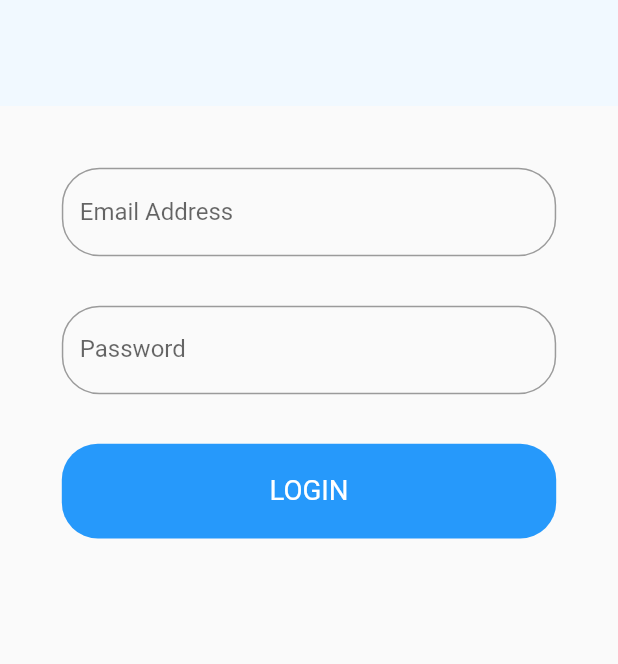
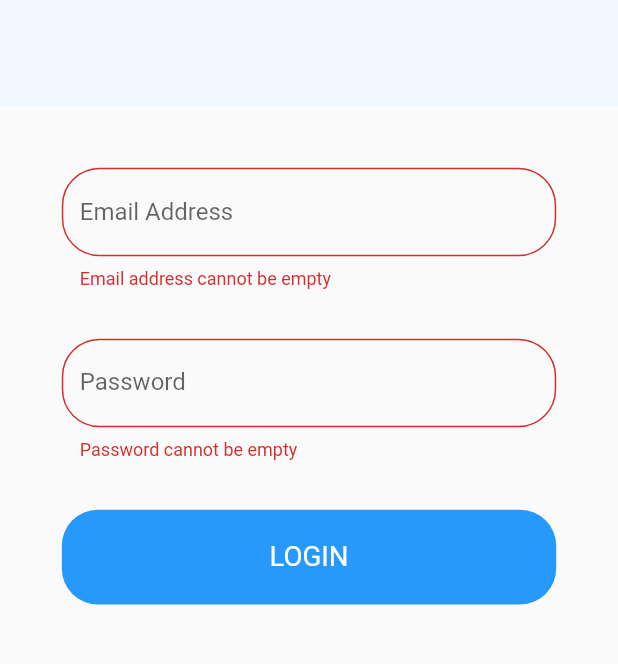
Before and after one commit to ariessa/PDCC-Teku, a Flutter app: the screen it shows after launch, after a tap on "LOGIN", on a phone screen of 412 x 824 dp, the part 512-1176 px from its top. Run offline on Flutter 3.47's test engine with Material 2 defaults, Android fonts, the phone set to English and light mode, and no system bars; our stand-ins replace charts_flutter, cloud_firestore, firebase_auth, firebase_core; missing offline and left inert: week_of_year; accounts and stored records are empty.

Commit message:
Fixed minor bugs

```diff
--- a/lib/add_check-in_completed.dart
+++ b/lib/add_check-in_completed.dart
@@ -60,7 +60,7 @@ class _AddCheckInCompletedState extends State<AddCheckInCompleted> {
                           // top: SizeConfig.blockSizeVertical * 5,
                           bottom: SizeConfig.blockSizeVertical * 5),
                       child: Text(
-                        "New check in has been added",
+                        "Added check in",
                         textScaleFactor: 1.5,
                         style: TextStyle(
                           color: Color(0xff2699fb),
--- a/lib/check-in_card.dart
+++ b/lib/check-in_card.dart
@@ -54,7 +54,7 @@ class CheckInCard extends StatelessWidget {
                       ),
                     ),
                     SizedBox(
-                      width: 20,
+                      width: SizeConfig.blockSizeHorizontal * 1,
                     ),
                     Column(
                         crossAxisAlignment: CrossAxisAlignment.start,
--- a/lib/login.dart
+++ b/lib/login.dart
@@ -1,6 +1,6 @@
 import 'package:firebase_auth/firebase_auth.dart' as auth;
 import 'package:flutter/material.dart';
-import 'package:pdcc_teku/misc.dart';
+import 'package:pdcc_teku/misc.dart' show EmailValidator, SizeConfig;
 
 class LoginPage extends StatefulWidget {
   @override
@@ -14,6 +14,7 @@ class _LoginPageState extends State<LoginPage> {
 
   @override
   Widget build(BuildContext context) {
+
     SizeConfig().init(context);
     return Scaffold(
         body: SingleChildScrollView(
@@ -54,6 +55,15 @@ class _LoginPageState extends State<LoginPage> {
                       left: SizeConfig.blockSizeHorizontal * 10,
                       right: SizeConfig.blockSizeHorizontal * 10),
                   child: TextFormField(
+                     validator: (value) {
+                      if (value.isEmpty) {
+                        return 'Email address cannot be empty';
+                      }
+                      if (!value.isValidEmail()) {
+                        return 'Invalid email';
+                      }
+                      return null;
+                    },
                       onSaved: (value) => _email = value,
                       keyboardType: TextInputType.emailAddress,
                       decoration: InputDecoration(
@@ -73,6 +83,12 @@ class _LoginPageState extends State<LoginPage> {
                       left: SizeConfig.blockSizeHorizontal * 10,
                       right: SizeConfig.blockSizeHorizontal * 10),
                   child: TextFormField(
+                    validator: (value) {
+                      if (value.isEmpty) {
+                        return 'Password cannot be empty';
+                      }
+                      return null;
+                    },
                       onSaved: (value) => _password = value,
                       obscureText: true,
                       decoration: InputDecoration(
@@ -113,19 +129,26 @@ class _LoginPageState extends State<LoginPage> {
 
                       // Validate will return true if is valid, or false if invalid.
                       if (form.validate()) {
+
+                        // Check if email or password is empty or not
+
+                        // Check if email is valid of not
+
+                        // If both checks passed, go to try
                         try {
                           await auth.FirebaseAuth.instance
                               .signInWithEmailAndPassword(
                                   email: _email, password: _password);
                         } on auth.FirebaseAuthException catch (e) {
                           if (e.code == 'user-not-found') {
-                            // print('No user found for that email.');
+                            print('No user found for that email.');
                             _showMyDialog(context, 'No user found for that email.');
                           } else if (e.code == 'wrong-password') {
-                            // print('Wrong password provided for that user.');
+                            print('Wrong password provided for that user.');
                             _showMyDialog(context, 'Wrong password provided for that user.');
                           }
                         }
+                        // if email is not of valid format
                       }
                     }),
               ]))),
@@ -138,7 +161,7 @@ Future<void> _showMyDialog(BuildContext context, String message) async {
     barrierDismissible: false, // user must tap button!
     builder: (BuildContext context) {
       return AlertDialog(
-        title: Text('Invalid Login Credentials'),
+        title: Text('Invalid Login'),
         content: SingleChildScrollView(
           child: ListBody(
             children: <Widget>[
--- a/lib/main.dart
+++ b/lib/main.dart
@@ -1,5 +1,6 @@
 import 'package:firebase_auth/firebase_auth.dart' as auth;
 import 'package:flutter/material.dart';
+import 'package:pdcc_teku/visitor_deleted.dart';
 import 'menu.dart';
 import 'login.dart';
 import 'dart:async';
@@ -18,6 +19,13 @@ class MyApp extends StatelessWidget {
     SystemChrome.setPreferredOrientations(
         [DeviceOrientation.portraitUp, DeviceOrientation.portraitUp]);
     return MaterialApp(
+          // Start the app with the "/" named route. In this case, the app starts
+    // on the FirstScreen widget.
+    initialRoute: '/',
+    routes: {
+      // When navigating to the "/second" route, build the SecondScreen widget.
+      '/deleted': (context) => VisitorDeleted(),
+    },
         debugShowCheckedModeBanner: false,
         title: 'PDCC Teku',
         theme: ThemeData(primarySwatch: Colors.blue),
--- a/lib/visitor_add.dart
+++ b/lib/visitor_add.dart
@@ -2,7 +2,7 @@ import 'package:flutter/material.dart';
 import 'package:flutter/services.dart';
 import 'package:cloud_firestore/cloud_firestore.dart';
 import 'package:pdcc_teku/visitor_added.dart';
-import 'package:pdcc_teku/misc.dart';
+import 'package:pdcc_teku/misc.dart' show EmailValidator, SizeConfig;
 
 class VisitorAdd extends StatefulWidget {
   @override
@@ -107,8 +107,15 @@ class _VisitorAddState extends State<VisitorAdd> {
                           onSaved: (value) => _email = value,
                           keyboardType: TextInputType.emailAddress,
                           autofocus: true,
-                          validator: (value) =>
-                              value.isEmpty ? 'Email is required' : null,
+                     validator: (value) {
+                      if (value.isEmpty) {
+                        return 'Email address cannot be empty';
+                      }
+                      if (!value.isValidEmail()) {
+                        return 'Invalid email';
+                      }
+                      return null;
+                    },
                           decoration: InputDecoration(
                             labelText: "Email",
                             fillColor: Colors.white,
--- a/lib/visitor_added.dart
+++ b/lib/visitor_added.dart
@@ -43,7 +43,7 @@ class _VisitorAddedState extends State<VisitorAdded> {
                           // top: SizeConfig.blockSizeVertical * 5,
                           bottom: SizeConfig.blockSizeVertical * 5),
                       child: Text(
-                        "New visitor has been added",
+                        "Added visitor",
                         textScaleFactor: 1.5,
                         style: TextStyle(
                           color: Color(0xff2699fb),
--- a/lib/visitor_deleted.dart
+++ b/lib/visitor_deleted.dart
@@ -43,7 +43,7 @@ class _VisitorDeletedState extends State<VisitorDeleted> {
                           // top: SizeConfig.blockSizeVertical * 5,
                           bottom: SizeConfig.blockSizeVertical * 5),
                       child: Text(
-                        "A visitor has been deleted",
+                        "Deleted visitor",
                         textScaleFactor: 1.5,
                         style: TextStyle(
                           color: Color(0xff2699fb),
--- a/lib/visitor_edit.dart
+++ b/lib/visitor_edit.dart
@@ -135,8 +135,15 @@ class _VisitorEditState extends State<VisitorEdit> {
                     initialValue: _email,
                     onSaved: (value) => _email = value,
                     keyboardType: TextInputType.emailAddress,
-                    validator: (value) =>
-                        value.isEmpty ? 'Email is required' : null,
+                     validator: (value) {
+                      if (value.isEmpty) {
+                        return 'Email address is required';
+                      }
+                      if (!value.isValidEmail()) {
+                        return 'Invalid email';
+                      }
+                      return null;
+                    },
                     inputFormatters: [
                       LengthLimitingTextInputFormatter(14),
                     ],
--- a/lib/visitor_edited.dart
+++ b/lib/visitor_edited.dart
@@ -45,7 +45,7 @@ class _VisitorEditedState extends State<VisitorEdited> {
                           // top: SizeConfig.blockSizeVertical * 5,
                           bottom: SizeConfig.blockSizeVertical * 5),
                       child: Text(
-                        "A visitor has been edited",
+                        "Edited visitor",
                         textScaleFactor: 1.5,
                         style: TextStyle(
                           color: Color(0xff2699fb),
--- a/pubspec.yaml
+++ b/pubspec.yaml
@@ -14,7 +14,7 @@ description: A new Flutter application.
 version: 1.0.0+1
 
 environment:
-  sdk: ">=2.2.0 <3.0.0"
+  sdk: ">=2.7.0 <3.0.0"
 
 dependencies:
   flutter:
```
Also changed, not shown: lib/misc.dart (+9 -0 lines), lib/visitor_details.dart (+73 -19 lines), 6 other files.
